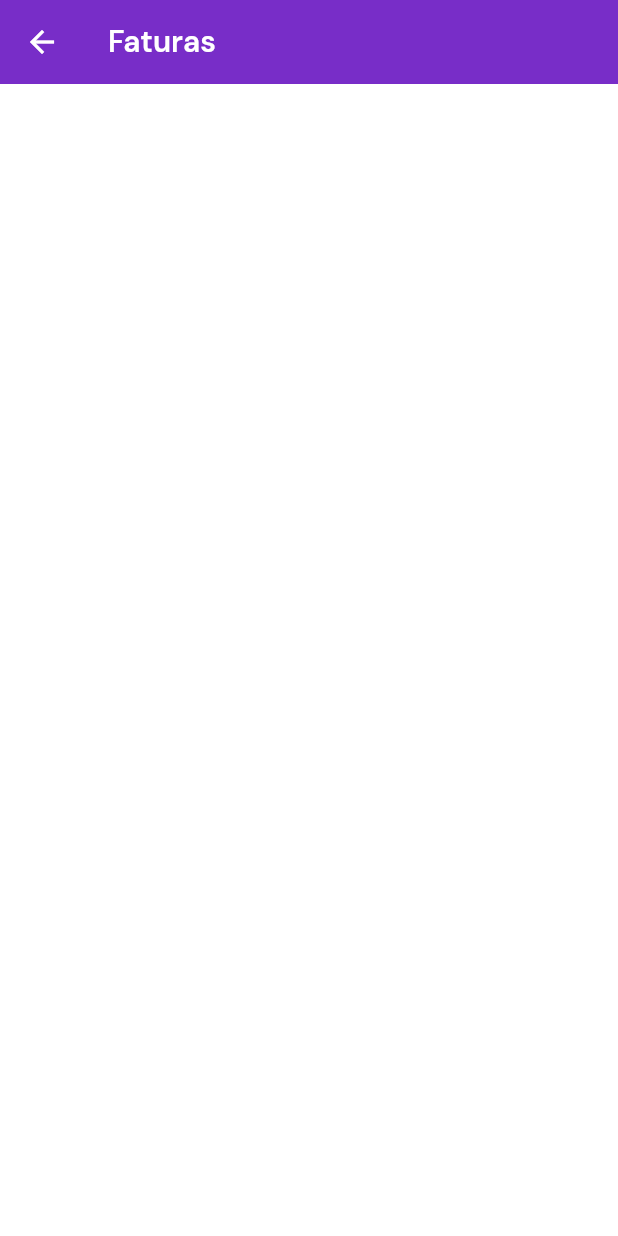
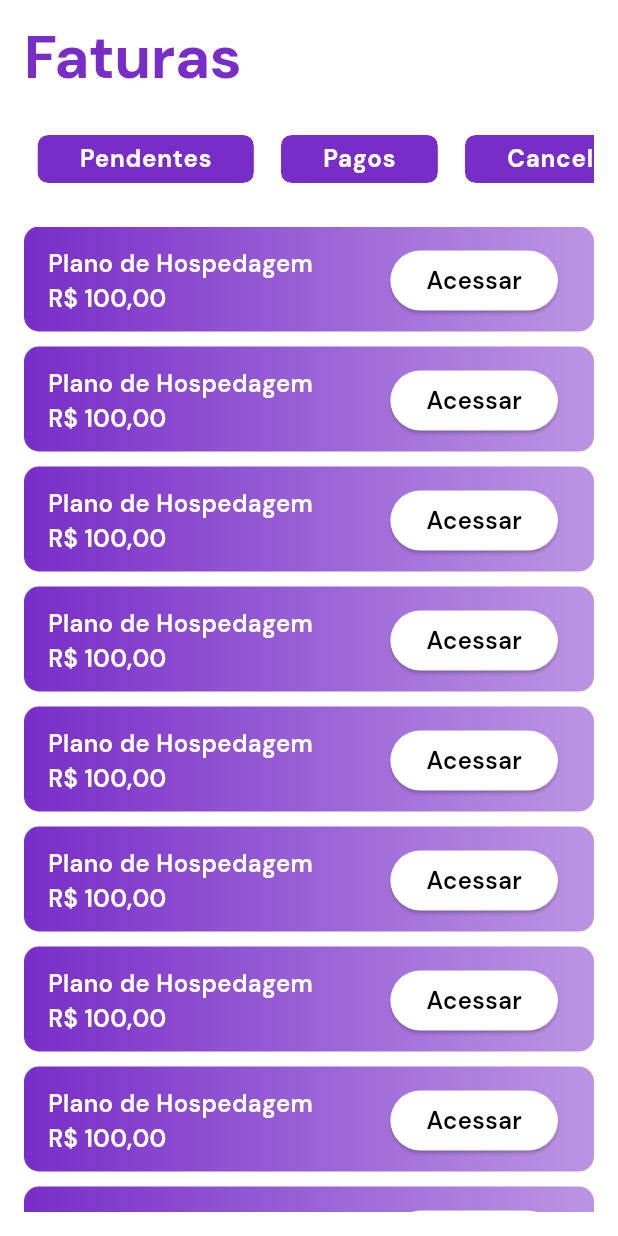
Before and after one commit to tecrodrigocastro/red_host_app, a Flutter app: the InvoicesPage screen opened by its route, on a phone screen of 412 x 824 dp. Run offline on Flutter 3.47's test engine with Material 3 defaults, Android fonts, the phone set to English and light mode, and no system bars; our stand-ins replace bloc, dio, equatable, fl_chart, flutter_bloc, fpdart and 3 more; statements that could not run were skipped.

Commit message:
invoice feature

```diff
--- a/lib/src/app/features/invoices/presentation/bloc/invoices_bloc.dart
+++ b/lib/src/app/features/invoices/presentation/bloc/invoices_bloc.dart
@@ -1,5 +1,6 @@
 import 'package:bloc/bloc.dart';
 import 'package:equatable/equatable.dart';
+import 'package:red_host_app/src/app/features/invoices/domain/entities/invoice_entity.dart';
 
 part 'invoices_event.dart';
 part 'invoices_state.dart';
--- a/lib/src/app/features/invoices/presentation/bloc/invoices_event.dart
+++ b/lib/src/app/features/invoices/presentation/bloc/invoices_event.dart
@@ -6,3 +6,9 @@ abstract class InvoicesEvent extends Equatable {
   @override
   List<Object> get props => [];
 }
+
+class GetInvoicesEvent extends InvoicesEvent {
+  final String clientId;
+
+  const GetInvoicesEvent({required this.clientId});
+}
--- a/lib/src/app/features/invoices/presentation/bloc/invoices_state.dart
+++ b/lib/src/app/features/invoices/presentation/bloc/invoices_state.dart
@@ -6,4 +6,25 @@ abstract class InvoicesState extends Equatable {
   @override
   List<Object> get props => [];
 }
+
 class InvoicesInitial extends InvoicesState {}
+
+class InvoicesLoading extends InvoicesState {}
+
+class InvoicesLoaded extends InvoicesState {
+  final List<InvoiceEntity> invoices;
+
+  const InvoicesLoaded({required this.invoices});
+
+  @override
+  List<Object> get props => [invoices];
+}
+
+class InvoicesError extends InvoicesState {
+  final String message;
+
+  const InvoicesError({required this.message});
+
+  @override
+  List<Object> get props => [message];
+}
--- a/lib/src/app/features/invoices/presentation/pages/invoices_page.dart
+++ b/lib/src/app/features/invoices/presentation/pages/invoices_page.dart
@@ -1,19 +1,98 @@
 import 'package:flutter/material.dart';
 
-class InvoicesPage extends StatelessWidget {
+class InvoicesPage extends StatefulWidget {
   const InvoicesPage({super.key});
 
   @override
+  State<InvoicesPage> createState() => _InvoicesPageState();
+}
+
+class _InvoicesPageState extends State<InvoicesPage> {
+  final _filtros = ['Pendentes', 'Pagos', 'Cancelados'];
+  @override
   Widget build(BuildContext context) {
     final theme = Theme.of(context);
+    final size = MediaQuery.of(context).size;
     return Scaffold(
-      appBar: AppBar(
-        backgroundColor: theme.primaryColor,
-        iconTheme: const IconThemeData(color: Colors.white),
-        title: Text(
-          'Faturas',
-          style: theme.textTheme.displayMedium!.copyWith(
-            color: Colors.white,
+      body: SafeArea(
+        child: Padding(
+          padding: const EdgeInsets.all(16),
+          child: Column(
+            crossAxisAlignment: CrossAxisAlignment.start,
+            children: [
+              Text(
+                'Faturas',
+                style: theme.textTheme.displayLarge!.copyWith(
+                  color: theme.primaryColor,
+                  fontSize: 40,
+                ),
+              ),
+              const SizedBox(height: 20),
+              SizedBox(
+                height: 50,
+                child: ListView.builder(
+                  scrollDirection: Axis.horizontal,
+                  itemCount: _filtros.length,
+                  itemBuilder: (context, index) {
+                    return Padding(
+                      padding: const EdgeInsets.all(8.0),
+                      child: Chip(
+                        label: Text(
+                          _filtros[index],
+                          style: theme.textTheme.bodyLarge!.copyWith(
+                            color: Colors.white,
+                          ),
+                        ),
+                        backgroundColor: theme.primaryColor,
+                        padding: const EdgeInsets.symmetric(horizontal: 20),
+                      ),
+                    );
+                  },
+                ),
+              ),
+              const SizedBox(height: 20),
+              Expanded(
+                child: ListView.builder(
+                  itemCount: 10,
+                  itemBuilder: (context, index) {
+                    return Container(
+                      height: 70,
+                      margin: const EdgeInsets.only(bottom: 10),
+                      decoration: BoxDecoration(
+                        gradient: LinearGradient(
+                          colors: [
+                            theme.primaryColor,
+                            theme.primaryColor.withOpacity(0.5),
+                          ],
+                        ),
+                        borderRadius: BorderRadius.circular(10),
+                      ),
+                      child: ListTile(
+                        title: Text(
+                          'Plano de Hospedagem',
+                          style: theme.textTheme.bodyMedium!.copyWith(
+                            color: Colors.white,
+                          ),
+                        ),
+                        subtitle: Text(
+                          'R\$ 100,00',
+                          style: theme.textTheme.bodyMedium!.copyWith(
+                            color: Colors.white,
+                          ),
+                        ),
+                        trailing: ElevatedButton(
+                          onPressed: () {},
+                          child: Text(
+                            'Acessar',
+                            style: theme.textTheme.bodyMedium,
+                          ),
+                        ),
+                      ),
+                    );
+                  },
+                ),
+              ),
+            ],
           ),
         ),
       ),
```
